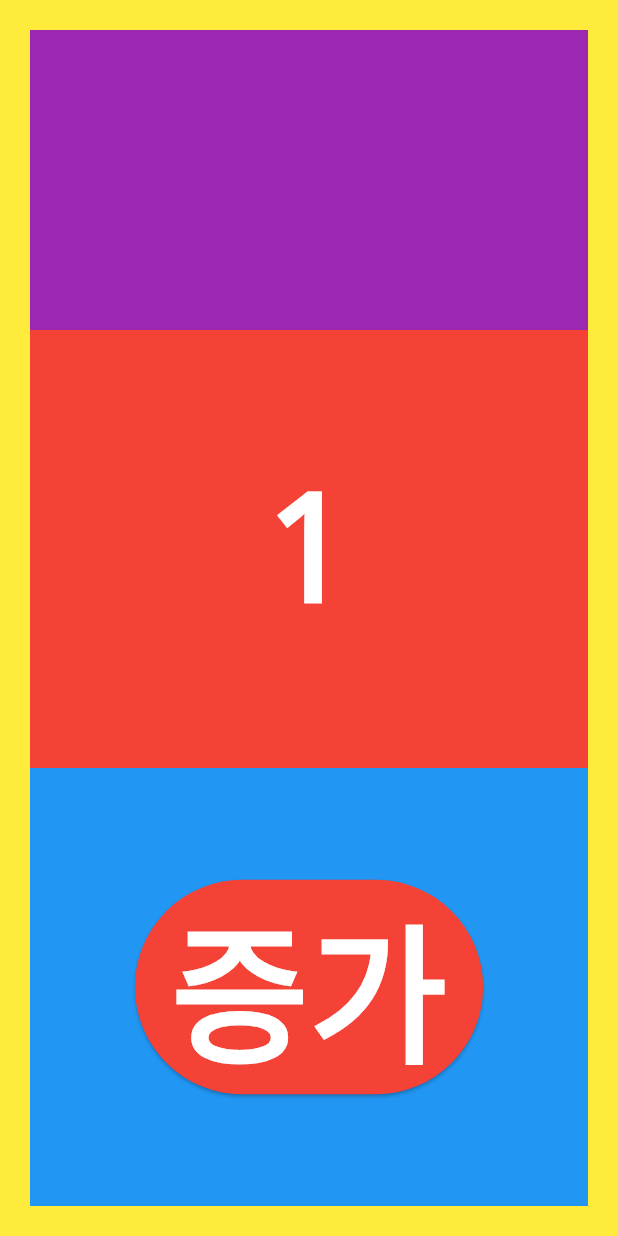
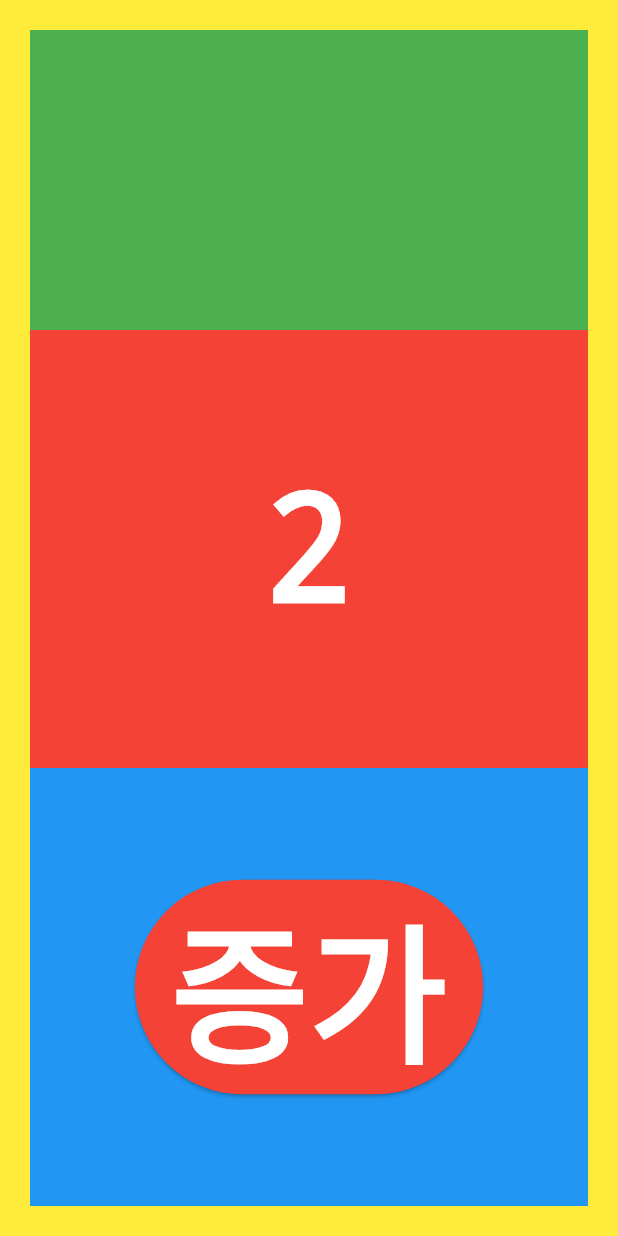
Before and after one commit to KimSoapSoap/flutter-ex01, a Flutter app: the screen it shows after launch, after a tap on "증가", on a phone screen of 412 x 824 dp. Run offline on Flutter 3.47's test engine with Material 3 defaults, Android fonts, the light colour scheme and no system bars.

Commit message:
분리중

```diff
--- a/lib/main.dart
+++ b/lib/main.dart
@@ -16,15 +16,10 @@ class MyApp extends StatelessWidget {
   }
 }
 
-// 1. 부모 클래스 생성 - SF(stateful)로 만들기
-// 2. 부모 클래스가
-// 3. HomePage를 Stateless로 변경
+// 1. Father 클래스 생성 - SF 만들기
+// 2. Father 클래스가
 
 class HomePage extends StatefulWidget {
-  int num = 1;
-
-  void add() {}
-
   @override
   State<HomePage> createState() => _HomePageState();
 }
@@ -39,7 +34,7 @@ class _HomePageState extends State<HomePage> {
 
   @override
   Widget build(BuildContext context) {
-    print("나그려짐");
+    print("HomePage");
     return Container(
       color: Colors.yellow,
       child: Padding(
@@ -47,39 +42,13 @@ class _HomePageState extends State<HomePage> {
         child: Column(
           children: [
             Header(),
-            Top(num: num),
-            Bottom(),
+            Expanded(
+              child: Top(num: num),
+            ),
+            Expanded(
+              child: Bottom(add: add),
+            ),
           ],
-        ),
-      ),
-    );
-  }
-}
-
-class Bottom extends StatelessWidget {
-  const Bottom({
-    super.key,
-  });
-
-  @override
-  Widget build(BuildContext context) {
-    print("나는 Bottom");
-    return Expanded(
-      child: Container(
-        color: Colors.blue,
-        child: Align(
-          child: ElevatedButton(
-            style: ElevatedButton.styleFrom(backgroundColor: Colors.red),
-            onPressed: () {},
-            child: Text(
-              "증가",
-              style: TextStyle(
-                color: Colors.white,
-                fontWeight: FontWeight.bold,
-                fontSize: 100,
-              ),
-            ),
-          ),
         ),
       ),
     );
@@ -93,10 +62,41 @@ class Header extends StatelessWidget {
 
   @override
   Widget build(BuildContext context) {
-    print("나는 Header");
+    print("Header");
     return Container(
-      color: Colors.purple,
+      color: Colors.green,
       height: 200,
+    );
+  }
+}
+
+class Bottom extends StatelessWidget {
+  // 행위
+  Function add;
+
+  Bottom({required this.add});
+
+  @override
+  Widget build(BuildContext context) {
+    print("Bottom");
+    return Container(
+      color: Colors.blue,
+      child: Align(
+        child: ElevatedButton(
+          style: ElevatedButton.styleFrom(backgroundColor: Colors.red),
+          onPressed: () {
+            add();
+          },
+          child: Text(
+            "증가",
+            style: TextStyle(
+              color: Colors.white,
+              fontWeight: FontWeight.bold,
+              fontSize: 100,
+            ),
+          ),
+        ),
+      ),
     );
   }
 }
@@ -111,9 +111,8 @@ class Top extends StatelessWidget {
 
   @override
   Widget build(BuildContext context) {
-    print("나는 Top");
-    return Expanded(
-      child: Container(
+    print("Top");
+    return Container(
       color: Colors.red,
       child: Align(
         child: Text(
@@ -125,7 +124,6 @@ class Top extends StatelessWidget {
               decoration: TextDecoration.none),
         ),
       ),
-      ),
     );
   }
 }
```
Lines whose indentation alone changed are shown as unchanged.
